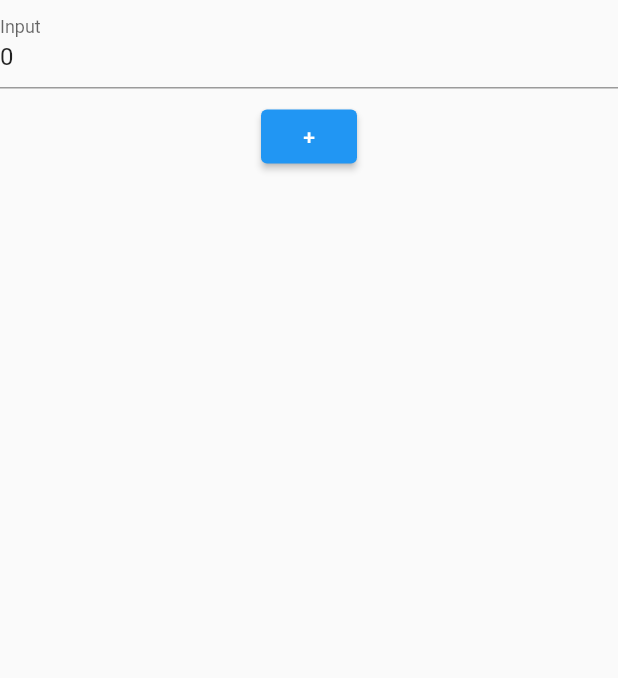
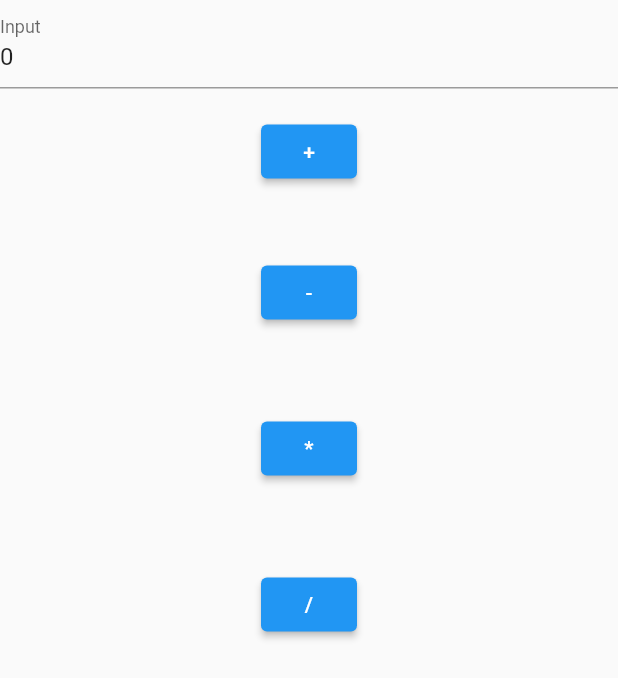
Before and after one commit to GayratShirnboyev/textfield_controller-1, a Flutter app: the screen it shows after launch, on a phone screen of 412 x 824 dp. Shown: the top 678 px of the screen. Run offline on Flutter 3.47's test engine with Material 2 defaults, Android fonts, the phone set to English and light mode, and no system bars.

Commit message:
singleChildScrollView

```diff
--- a/lib/main.dart
+++ b/lib/main.dart
@@ -18,19 +18,43 @@ class _MyAppState extends State<MyApp> {
     return MaterialApp(
       debugShowCheckedModeBanner: false,
       home: Scaffold(
-        body: Column(children: [
+        body: SingleChildScrollView(
+          child: Column(children: [
             TextField(
               decoration: InputDecoration(labelText: 'Input'),
               controller: controller,
-              keyboardType: TextInputType.phone),
+              keyboardType: TextInputType.numberWithOptions(decimal: true),
+            ),
             Padding(
-            padding: const EdgeInsets.all(8.0),
+              padding: const EdgeInsets.all(18.0),
               child: ElevatedButton(
                 onPressed: () {},
                 child: Text('+'),
               ),
+            ),
+            Padding(
+              padding: const EdgeInsets.all(28.0),
+              child: ElevatedButton(
+                onPressed: () {},
+                child: Text('-'),
+              ),
+            ),
+            Padding(
+              padding: const EdgeInsets.all(28.0),
+              child: ElevatedButton(
+                onPressed: () {},
+                child: Text('*'),
+              ),
+            ),
+            Padding(
+              padding: const EdgeInsets.all(28.0),
+              child: ElevatedButton(
+                onPressed: () {},
+                child: Text('/'),
+              ),
             )
           ]),
+        ),
       ),
     );
   }
```
Lines whose indentation alone changed are shown as unchanged.
